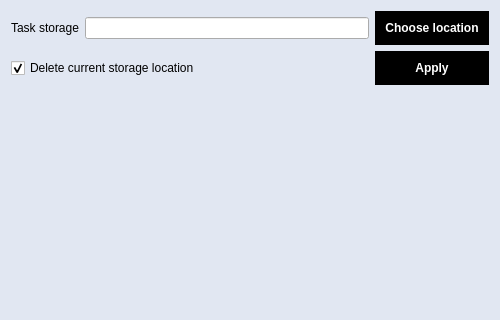
Before: the Qt Designer form settings.ui in SecurityCze/programming_for_dummies_by_dummies_application, drawn with Qt 5; both pictures show x 0 to 500 and y 0 to 320 of the 500 by 620 pixel window.
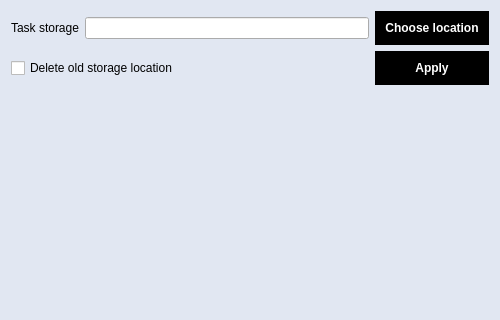
After: the same form once the commit is applied.

Commit message: Add: validation of user inputed location

The edit to the form file:
```diff
--- a/settings.ui
+++ b/settings.ui
@@ -90,10 +90,10 @@
      <item row="1" column="0" colspan="2">
       <widget class="QCheckBox" name="taskStorageDeleteCurrentBox">
        <property name="text">
-        <string>Delete current storage location</string>
+        <string>Delete old storage location</string>
        </property>
        <property name="checked">
-        <bool>true</bool>
+        <bool>false</bool>
        </property>
       </widget>
      </item>
```
The commit also changes 4 other files.
